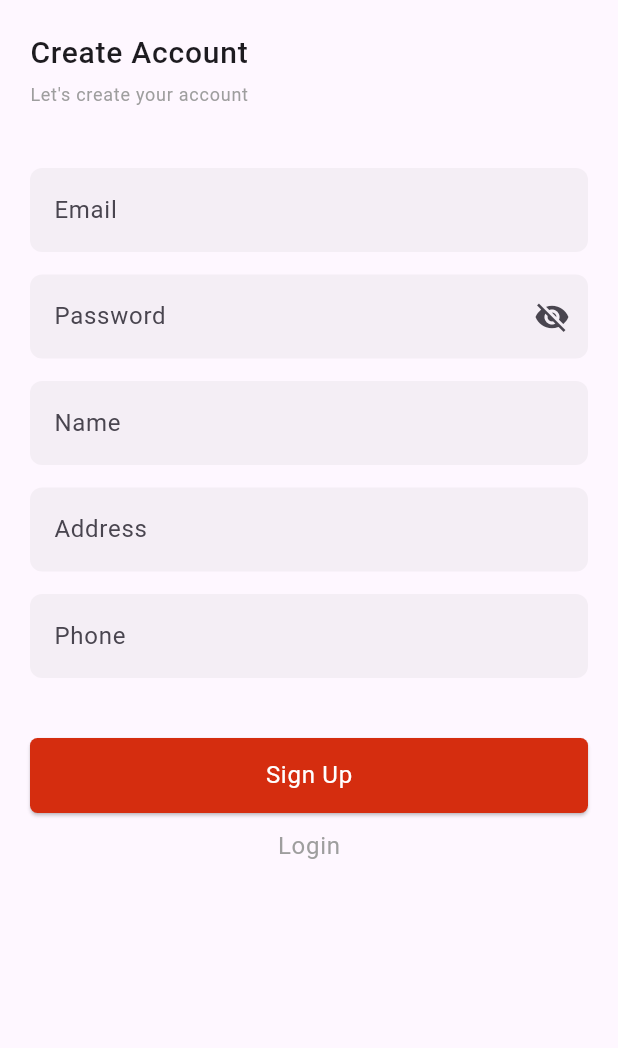
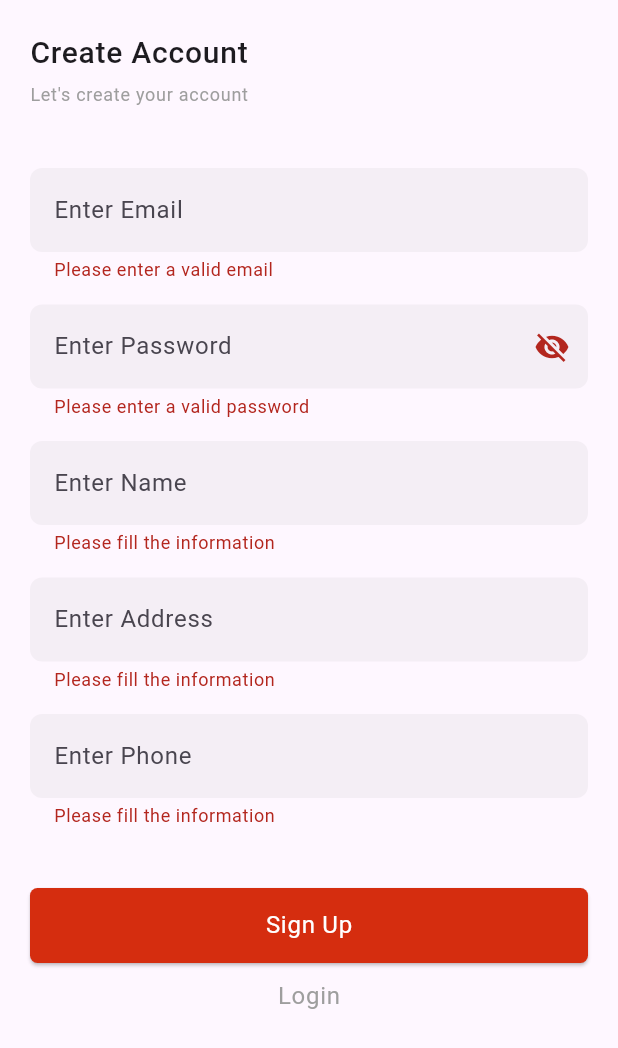
Before and after one commit to Raneemq1/Ecommerce-App, a Flutter app: the RegisterPage screen opened directly, after a tap on "Sign Up", on a phone screen of 412 x 824 dp. Shown: the top 1048 px of the screen. Run offline on Flutter 3.47's test engine with Material 3 defaults, Android fonts, the phone set to English and light mode, and no system bars; our stand-ins replace cached_network_image, carousel_slider, cloud_firestore, firebase_auth, firebase_core, flutter_bloc and 1 more; accounts and stored records are empty; network calls fail.

Commit message:
register and profile pages

```diff
--- a/lib/views/pages/register_page.dart
+++ b/lib/views/pages/register_page.dart
@@ -1,7 +1,8 @@
 import 'package:ecommerce_app/utils/app_colors.dart';
+import 'package:ecommerce_app/viewmodel/cubit/auth/auth_cubit.dart';
 import 'package:ecommerce_app/views/widgets/register_form.dart';
 import 'package:flutter/material.dart';
-
+import 'package:flutter_bloc/flutter_bloc.dart';
 
 class RegisterPage extends StatelessWidget {
   const RegisterPage({super.key});
--- a/lib/views/widgets/login_form.dart
+++ b/lib/views/widgets/login_form.dart
@@ -22,9 +22,29 @@ class _LoginFormState extends State<LoginForm> {
 
   Future<void> login() async {
     final cubit = BlocProvider.of<AuthCubit>(context);
-    debugPrint(_emailController.text);
-    cubit.signInWithEmailAndPassword(
+
+ if(_globalKey.currentState!.validate()){
+     cubit.signInWithEmailAndPassword(
         _emailController.text, _passwordController.text);
+ }
+  }
+
+  String? validEmail(String email) {
+    RegExp emailRegex = RegExp(r'^[\w-]+(\.[\w-]+)*@[\w-]+(\.[\w-]+)+$');
+    if (emailRegex.hasMatch(email)) {
+      return null;
+    } else {
+      return 'Please enter a valid email';
+    }
+  }
+
+  String? validPassword(String password) {
+    //RegExp passRegex =RegExp(r'^(?=.*?[A-Z])(?=.*?[a-z])(?=.*?[0-9])(?=.*?[!@#\$&*~]).{8,}$');
+    if (password.length>=6) {
+      return null;
+    } else {
+      return 'Please enter a valid password';
+    }
   }
 
   @override
@@ -47,7 +67,8 @@ class _LoginFormState extends State<LoginForm> {
             ),
             TextFormField(
               controller: _emailController,
-              validator: (value) {},
+              validator: (value) => validEmail(value!), //importance of value!!
+
               decoration: InputDecoration(
                   hintText: 'Enter Email',
                   hintStyle: Theme.of(context).textTheme.bodyLarge!.copyWith(
@@ -71,7 +92,7 @@ class _LoginFormState extends State<LoginForm> {
             TextFormField(
               controller: _passwordController,
               obscureText: !_isVisible,
-              validator: (value) {},
+              validator: (value) => validPassword(value!),
               decoration: InputDecoration(
                   suffixIcon: InkWell(
                       onTap: () {
@@ -95,7 +116,9 @@ class _LoginFormState extends State<LoginForm> {
               bloc: cubit,
               listenWhen: (previous, current) =>
                   current is AuthFaliure || current is AuthSuccess,
-              buildWhen: (previous, current) => current is AuthLoading,
+              buildWhen: (previous, current) => current is AuthLoading||
+              current is AuthFaliure || current is AuthSuccess ||
+              current is AuthInitial,
               builder: (context, state) {
                 if (state is AuthLoading) {
                   return MainButton(
@@ -121,7 +144,8 @@ class _LoginFormState extends State<LoginForm> {
             ),
             Center(
                 child: InkWell(
-              onTap:() => Navigator.of(context).push(MaterialPageRoute(builder: (_)=>RegisterPage())), //signup
+              onTap: () => Navigator.of(context).push(
+                  MaterialPageRoute(builder: (_) => RegisterPage())), //signup
               child: Text(
                 'Create Account',
                 style: Theme.of(context).textTheme.bodyMedium!.copyWith(
--- a/lib/views/widgets/register_form.dart
+++ b/lib/views/widgets/register_form.dart
@@ -1,5 +1,7 @@
 import 'package:ecommerce_app/utils/app_colors.dart';
 import 'package:ecommerce_app/viewmodel/cubit/auth/auth_cubit.dart';
+import 'package:ecommerce_app/viewmodel/cubit/auth/auth_state.dart';
+import 'package:ecommerce_app/views/pages/custom_bottombar.dart';
 import 'package:ecommerce_app/views/pages/login_page.dart';
 import 'package:ecommerce_app/views/widgets/login_form.dart';
 import 'package:ecommerce_app/views/widgets/main_button.dart';
@@ -21,6 +23,43 @@ class _RegisterFormState extends State<RegisterForm> {
   final _phoneController = TextEditingController();
   final _addressController = TextEditingController();
   bool _isVisible = false;
+
+  void signUp() {
+    final cubit = BlocProvider.of<AuthCubit>(context);
+
+    if (_globalKey.currentState!.validate()) {
+      cubit.signUpWithEmailAndPassword(
+          _emailController.text, _passwordController.text);
+    }
+  }
+
+  String? validEmail() {
+    RegExp emailRegex = RegExp(r'^[\w-]+(\.[\w-]+)*@[\w-]+(\.[\w-]+)+$');
+    if (emailRegex.hasMatch(_emailController.text)) {
+      return null;
+    } else {
+      return 'Please enter a valid email';
+    }
+  }
+
+  String? validPassword() {
+    //RegExp passRegex =
+        //RegExp(r'^(?=.*?[A-Z])(?=.*?[a-z])(?=.*?[0-9])(?=.*?[!@#\$&*~]).{8,}$');
+    if (_passwordController.text.length>=6) {
+      return null;
+    } else {
+      return 'Please enter a valid password';
+    }
+  }
+
+  String? validInput(String input) {
+    if (input.isNotEmpty) {
+      return null;
+    } else {
+      return 'Please fill the information';
+    }
+  }
+
   @override
   Widget build(BuildContext context) {
     final cubit = BlocProvider.of<AuthCubit>(context);
@@ -30,9 +69,9 @@ class _RegisterFormState extends State<RegisterForm> {
           children: [
             TextFormField(
               controller: _emailController,
-              validator: (value) {},
+              validator: (value) => validEmail(),
               decoration:
-                  InputDecoration(hintText: 'Enter Email', labelText: 'Email'),
+                  InputDecoration(hintText: 'Enter Email'),
             ),
             const SizedBox(
               height: 15,
@@ -40,10 +79,10 @@ class _RegisterFormState extends State<RegisterForm> {
             TextFormField(
                 controller: _passwordController,
                 obscureText: !_isVisible,
-                validator: (value) {},
+                validator: (value) => validPassword(),
                 decoration: InputDecoration(
                     hintText: 'Enter Password',
-                    labelText: 'Password',
+
                     suffixIcon: InkWell(
                         onTap: () {
                           setState(() {
@@ -58,31 +97,53 @@ class _RegisterFormState extends State<RegisterForm> {
             ),
             TextFormField(
                 controller: _nameController,
-                validator: (value) {},
+                validator: (value) => validInput(value!),
                 decoration:
-                    InputDecoration(hintText: 'Enter Name', labelText: 'Name')),
+                    InputDecoration(hintText: 'Enter Name')),
             const SizedBox(
               height: 15,
             ),
             TextFormField(
                 controller: _addressController,
-                validator: (value) {},
+                validator: (value) => validInput(value!),
                 decoration: InputDecoration(
-                    hintText: 'Enter Address', labelText: 'Address')),
+                    hintText: 'Enter Address')),
             const SizedBox(
               height: 15,
             ),
             TextFormField(
                 controller: _phoneController,
-                validator: (value) {},
+                validator: (value) => validInput(value!),
                 decoration: InputDecoration(
-                    hintText: 'Enter Phone', labelText: 'Phone')),
+                    hintText: 'Enter Phone')),
             const SizedBox(
               height: 40,
             ),
-            MainButton(
-              title: 'Sign Up',
-              onPressed: () {},
+            BlocConsumer<AuthCubit, AuthState>(
+              bloc: cubit,
+              listenWhen: (previous, current) =>
+                  current is AuthSuccess || current is AuthFaliure,
+              buildWhen: (previous, current) =>
+                  current is AuthLoading ||
+                  current is AuthFaliure ||
+                  current is AuthSuccess,
+              builder: (context, state) {
+                if (state is AuthLoading) {
+                  return MainButton(
+                    child: CircularProgressIndicator.adaptive(),
+                  );
+                }
+                return MainButton(
+                  title: 'Sign Up',
+                  onPressed:signUp,
+                );
+              },
+              listener: (context, state) {
+                if (state is AuthSuccess) {
+                  Navigator.of(context).push(
+                      MaterialPageRoute(builder: (_) => CustomBottomBar()));
+                } else if (state is AuthFaliure) {}
+              },
             ),
             const SizedBox(
               height: 10,
@@ -90,9 +151,13 @@ class _RegisterFormState extends State<RegisterForm> {
             InkWell(
               onTap: () => Navigator.of(context)
                   .push(MaterialPageRoute(builder: (_) => LoginPage())),
-              child: Center(child: Text('Login',style: Theme.of(context).textTheme.bodyLarge!.copyWith(
-                color: AppColors.grey,
-              ),)),
+              child: Center(
+                  child: Text(
+                'Login',
+                style: Theme.of(context).textTheme.bodyLarge!.copyWith(
+                      color: AppColors.grey,
+                    ),
+              )),
             )
           ],
         ));
```
Also changed, not shown: lib/main.dart (+24 -7 lines), lib/viewmodel/cubit/auth/auth_cubit.dart (+21 -0 lines), lib/views/pages/profile_page.dart (+44 -1 lines), 5 other files.
